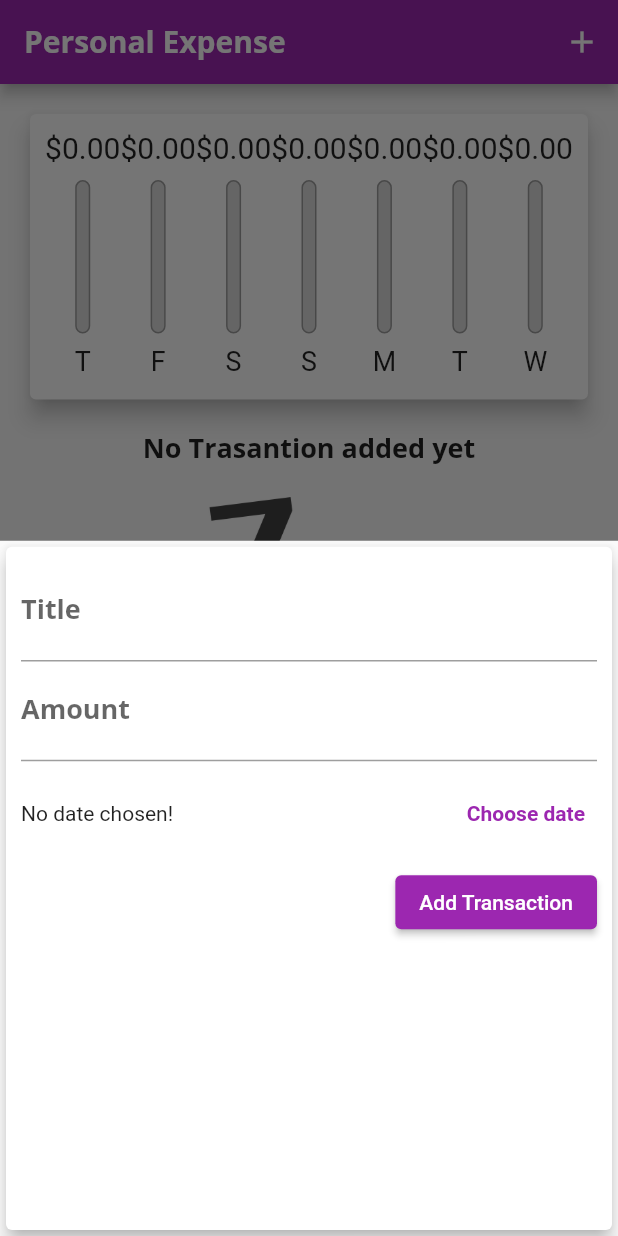
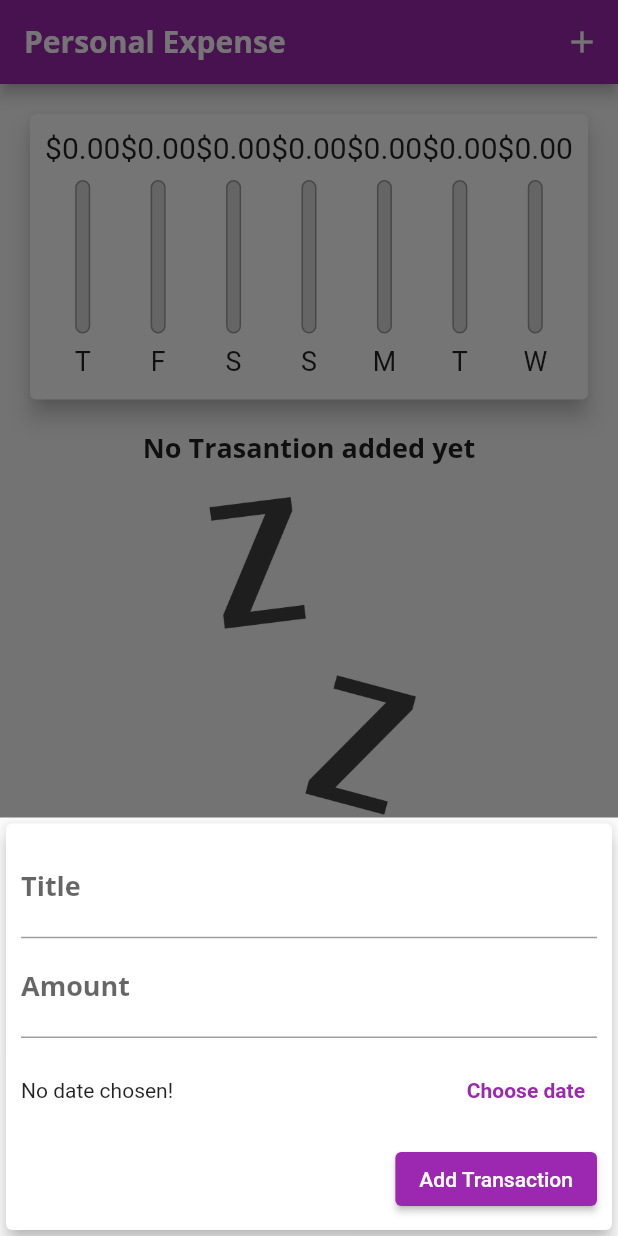
Before and after one commit to vansh132/Expense-App, a Flutter app: the screen it shows after launch, after a tap on the "add" icon, on a phone screen of 412 x 824 dp. Run offline on Flutter 3.47's test engine with Material 2 defaults, Android fonts, the light colour scheme and no system bars; missing offline and left inert: dart:ffi.

Commit message:
Add transaction option responsive

```diff
--- a/lib/widgets/new_transaction.dart
+++ b/lib/widgets/new_transaction.dart
@@ -48,10 +48,15 @@ class _NewTransactionState extends State<NewTransaction> {
 
   @override
   Widget build(BuildContext context) {
-    return Card(
+    return SingleChildScrollView(
+      child: Card(
         elevation: 5,
         child: Container(
-        padding: EdgeInsets.all(10),
+          padding: EdgeInsets.only(
+              top: 10,
+              left: 10,
+              right: 10,
+              bottom: MediaQuery.of(context).viewInsets.bottom + 10),
           child: Column(
             crossAxisAlignment: CrossAxisAlignment.end,
             children: [
@@ -109,6 +114,7 @@ class _NewTransactionState extends State<NewTransaction> {
             ],
           ),
         ),
+      ),
     );
   }
 }
```
Lines whose indentation alone changed are shown as unchanged.
